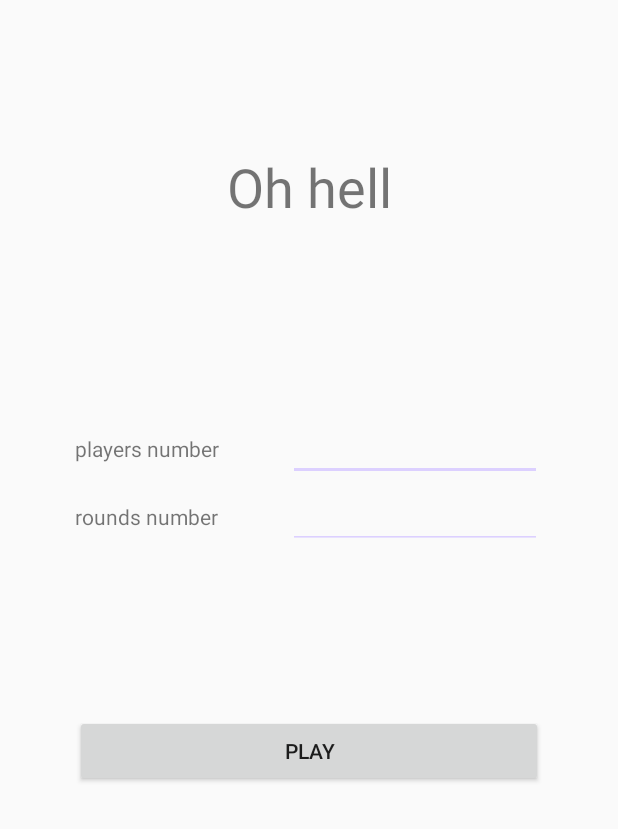
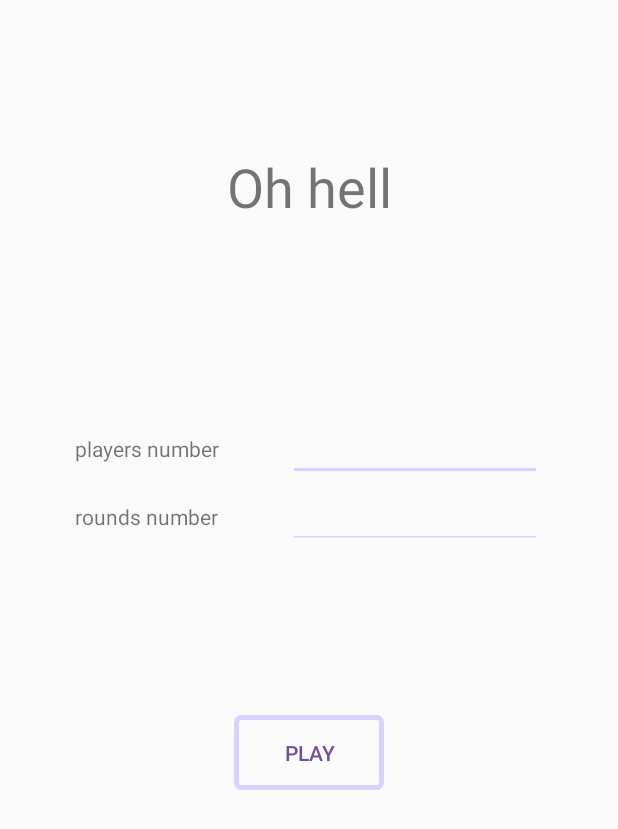
Before and after one commit to marcell-szabo/Oh-Hell-Calculator, an Android app: the screen it shows after launch (MainActivity), on a phone screen of 412 x 824 dp. Shown: the top 829 px of the screen. Run offline under Robolectric (Android 15) with nearby library versions, the phone set to English and light mode, and no system bars.

```diff
--- /dev/null
+++ b/app/src/main/java/com/example/ohhellcalculator/UndoResult.java
@@ -0,0 +1,5 @@
+package com.example.ohhellcalculator;
+
+public enum UndoResult {
+    FIRST, SECOND, CHANGE_ENDROUND
+}
--- /dev/null
+++ b/app/src/main/res/drawable/lavender_cursor.xml
@@ -0,0 +1,5 @@
+<?xml version="1.0" encoding="utf-8"?>
+<shape xmlns:android="http://schemas.android.com/apk/res/android" android:shape="rectangle">
+    <size android:width="1dp"></size>
+    <solid android:color="@color/darklavender"></solid>
+</shape>
--- a/app/src/main/res/layout/activity_main.xml
+++ b/app/src/main/res/layout/activity_main.xml
@@ -13,6 +13,7 @@
         android:layout_marginTop="100dp"
         android:layout_marginEnd="50dp"
         android:layout_marginBottom="100dp"
+        android:gravity="center_horizontal"
         android:orientation="vertical"
         app:layout_constraintBottom_toBottomOf="parent"
         app:layout_constraintEnd_toEndOf="parent"
@@ -50,9 +51,11 @@
                     android:layout_width="169dp"
                     android:layout_height="wrap_content"
                     android:autofillHints=""
+                    android:backgroundTint="@color/lavender"
+                    android:textColor="@color/darklavender"
                     android:ems="10"
-                    android:backgroundTint="@color/lavender"
-                    android:inputType="number" />
+                    android:inputType="number"
+                    android:textCursorDrawable="@drawable/lavender_cursor" />
             </TableRow>
 
             <TableRow
@@ -70,9 +73,11 @@
                     android:layout_width="169dp"
                     android:layout_height="wrap_content"
                     android:autofillHints=""
+                    android:backgroundTint="@color/lavender"
+                    android:textColor="@color/darklavender"
                     android:ems="10"
                     android:inputType="number"
-                    android:backgroundTint="@color/lavender" />
+                    android:textCursorDrawable="@drawable/lavender_cursor" />
 
             </TableRow>
 
@@ -80,10 +85,12 @@
 
         <Button
             android:id="@+id/button2"
-            android:layout_width="match_parent"
-            android:layout_height="wrap_content"
+            android:layout_width="100dp"
+            android:layout_height="50dp"
+            android:background="@drawable/borderbutton"
             android:onClick="play"
-            android:text="@string/button" />
+            android:text="@string/button"
+            android:textColor="@color/darklavender" />
 
     </LinearLayout>
 
--- a/app/src/main/res/layout/activity_table.xml
+++ b/app/src/main/res/layout/activity_table.xml
@@ -87,6 +87,7 @@
                 android:layout_marginRight="10dp"
                 android:background="@drawable/round_button"
                 android:onClick="endRoundButton_click"
+                android:textColor="@color/darklavender"
                 android:text="\u2713" />
 
             <Button
@@ -97,6 +98,7 @@
                 android:background="@drawable/round_button"
                 android:onClick="undoButton_click"
                 android:text="\u21B6"
+                android:textColor="@color/darklavender"
                 android:textSize="18sp" />
         </LinearLayout>
 
--- a/app/src/main/res/layout/guess_button.xml
+++ b/app/src/main/res/layout/guess_button.xml
@@ -4,5 +4,6 @@
     android:layout_width="10dp"
     android:layout_height="match_parent"
     android:onClick="guessButton_click"
-    android:background="@drawable/borderbutton">
+    android:background="@drawable/borderbutton"
+    android:textColor="@color/darklavender">
 </Button>
--- a/app/src/main/res/layout/tablerow_names.xml
+++ b/app/src/main/res/layout/tablerow_names.xml
@@ -14,5 +14,8 @@ android:focusable="true" >
     android:layout_width="0dp"
     android:layout_column="1"
     android:layout_weight="1"
-    android:backgroundTint="@color/lavender"/>
+    android:backgroundTint="@color/lavender"
+    android:textCursorDrawable="@drawable/lavender_cursor"
+    android:textColor="@color/darklavender"
+    />
 </TableRow>
--- a/app/src/main/res/values/colors.xml
+++ b/app/src/main/res/values/colors.xml
@@ -4,4 +4,5 @@
     <color name="colorPrimaryDark">#3700B3</color>
     <color name="colorAccent">#03DAC5</color>
     <color name="lavender">#dcd0ff</color>>
+    <color name="darklavender">#734F96</color>
 </resources>
```
Also changed, not shown: app/src/main/java/com/example/ohhellcalculator/Game.java (+14 -2 lines), app/src/main/java/com/example/ohhellcalculator/Table.java (+5 -3 lines), app/src/main/res/layout/activity_names.xml (+10 -6 lines).
